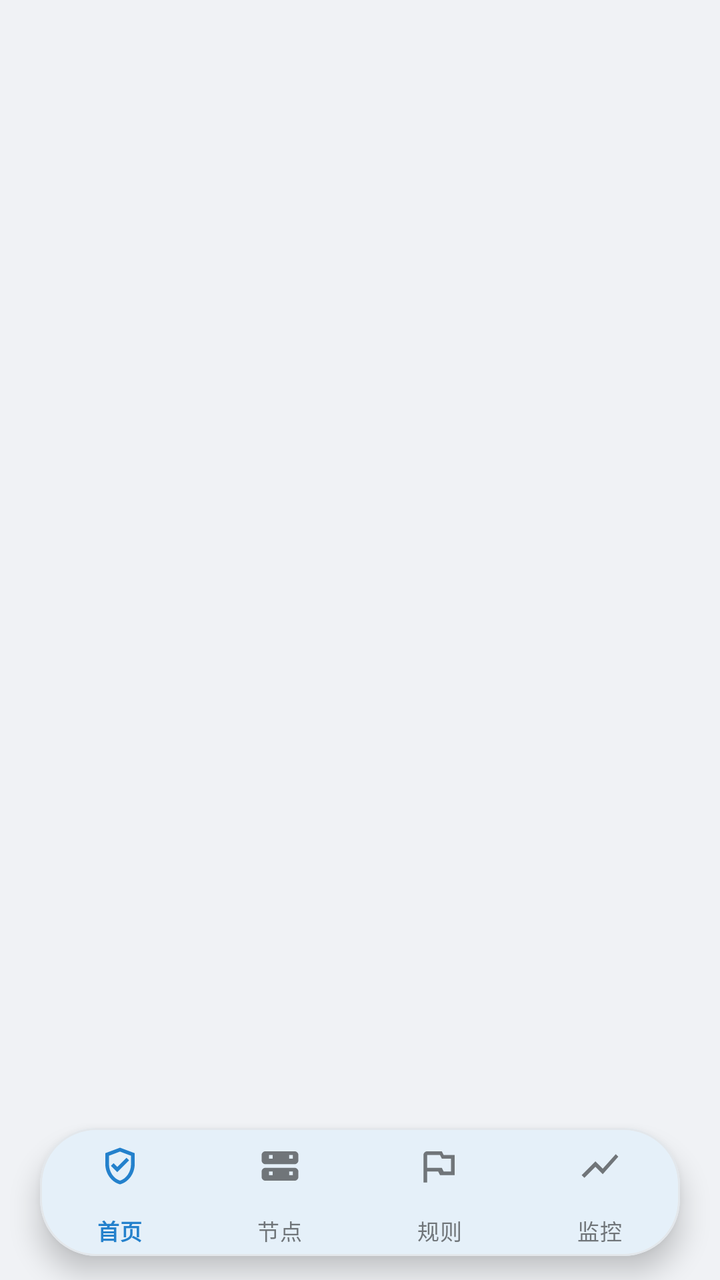
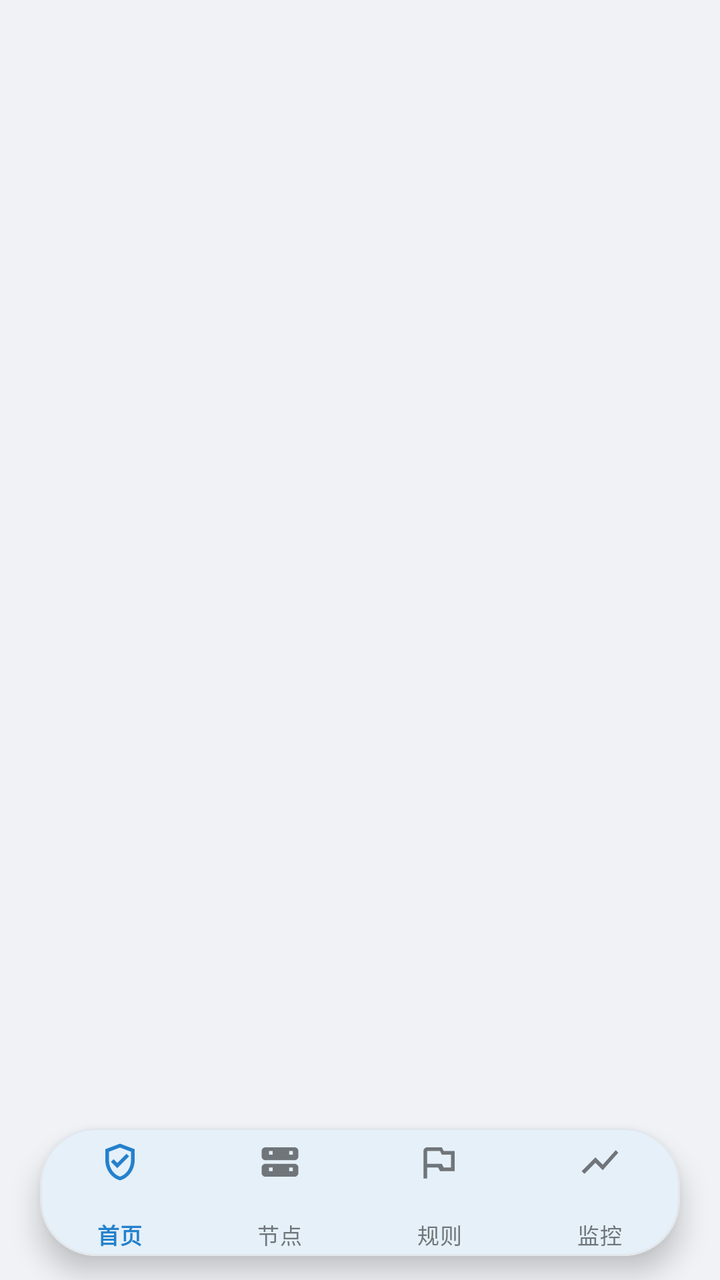

Before-and-after screenshots of an Android layout around one commit, followed by the original layout XML and the change that was made.
<!-- AndroidManifest.xml: application theme Theme.Mirage -->
<!-- res/layout/activity_main.xml -->
<?xml version="1.0" encoding="utf-8"?>
<androidx.coordinatorlayout.widget.CoordinatorLayout xmlns:android="http://schemas.android.com/apk/res/android"
    xmlns:app="http://schemas.android.com/apk/res-auto"
    android:id="@+id/rootContainer"
    android:layout_width="match_parent"
    android:layout_height="match_parent"
    android:background="@color/meow_canvas">

    <androidx.viewpager2.widget.ViewPager2
        android:id="@+id/viewPager"
        android:layout_width="match_parent"
        android:layout_height="match_parent" />

    
    <com.google.android.material.card.MaterialCardView
        android:id="@+id/cardFloatingNav"
        android:layout_width="match_parent"
        android:layout_height="wrap_content"
        android:layout_gravity="bottom"
        android:layout_marginHorizontal="20dp"
        android:layout_marginBottom="12dp"
        app:cardBackgroundColor="@color/meow_card"
        app:cardCornerRadius="28dp"
        app:cardElevation="8dp"
        app:strokeColor="@color/meow_outline"
        app:strokeWidth="1dp">

        <com.google.android.material.bottomnavigation.BottomNavigationView
            android:id="@+id/bottomNav"
            android:layout_width="match_parent"
            android:layout_height="64dp"
            android:background="@android:color/transparent"
            app:elevation="0dp"
            app:itemIconSize="22dp"
            app:itemPaddingTop="8dp"
            app:itemPaddingBottom="8dp"
            app:itemActiveIndicatorStyle="@style/MirageNavIndicator"
            app:itemIconTint="@color/nav_item_tint"
            app:itemTextColor="@color/nav_item_tint"
            app:itemTextAppearanceActive="@style/MirageNavTextAppearance"
            app:itemTextAppearanceInactive="@style/MirageNavTextAppearance"
            app:menu="@menu/bottom_nav"
            app:labelVisibilityMode="labeled" />
    </com.google.android.material.card.MaterialCardView>
</androidx.coordinatorlayout.widget.CoordinatorLayout>
<!-- resources referenced by this layout -->
<resources>
  <color name="meow_canvas">#F0F2F5</color>
  <color name="meow_card">#FFFFFF</color>
  <color name="meow_outline">#E3E7EB</color>
  <style name="MirageNavIndicator" parent="Widget.Material3.BottomNavigationView.ActiveIndicator">
          <item name="android:color">@color/meow_accent_tint</item>
          <item name="android:width">48dp</item>
          <item name="android:height">28dp</item>
          <item name="shapeAppearance">@style/ShapeAppearance.Material3.Corner.Full</item>
      </style>
  <style name="MirageNavTextAppearance" parent="TextAppearance.Material3.LabelSmall">
          <item name="android:textSize">11sp</item>
          <item name="android:fontFamily">sans-serif-medium</item>
          <item name="android:includeFontPadding">false</item>
      </style>
  <style name="Theme.Mirage" parent="Theme.Material3.DayNight.NoActionBar">
          <item name="colorPrimary">@color/meow_blue</item>
          <item name="colorOnPrimary">#FFFFFF</item>
          <item name="colorSecondary">@color/meow_download</item>
          <item name="android:colorBackground">@color/meow_canvas</item>
          <item name="colorSurface">@color/meow_card</item>
          <item name="android:windowBackground">@color/meow_canvas</item>
          <item name="android:textColor">@color/meow_ink</item>
          
          
          <item name="android:statusBarColor">@android:color/transparent</item>
          <item name="android:navigationBarColor">@android:color/transparent</item>
          <item name="android:windowLightStatusBar">true</item>
          <item name="android:windowLightNavigationBar">true</item>
  
          
          <item name="materialCardViewStyle">@style/MirageCard</item>
  
          
          <item name="materialButtonStyle">@style/MirageButton</item>
          <item name="android:buttonStyle">@style/MirageButton</item>
  
          
          <item name="android:editTextStyle">@style/MirageEditText</item>
      </style>
  <color name="meow_accent_tint">#E8F2FA</color>
  <color name="meow_blue">#2481CC</color>
  <color name="meow_download">#2AA3EF</color>
  <color name="meow_ink">#17212B</color>
  <style name="MirageCard" parent="Widget.MaterialComponents.CardView">
          <item name="cardCornerRadius">14dp</item>
          <item name="cardElevation">0dp</item>
          <item name="strokeColor">@color/meow_outline</item>
          <item name="strokeWidth">1dp</item>
          <item name="cardBackgroundColor">@color/meow_card</item>
      </style>
  <style name="MirageButton" parent="Widget.Material3.Button">
          <item name="cornerRadius">24dp</item>
          <item name="android:textColor">#FFFFFF</item>
          <item name="backgroundTint">@color/meow_blue</item>
          <item name="elevation">0dp</item>
          <item name="android:fontFamily">sans-serif-medium</item>
      </style>
  <style name="MirageEditText" parent="Widget.AppCompat.EditText">
          <item name="android:background">@drawable/bg_telegram_pill</item>
          <item name="android:paddingHorizontal">14dp</item>
          <item name="android:paddingVertical">10dp</item>
          <item name="android:textColor">@color/meow_ink</item>
          <item name="android:textColorHint">@color/meow_ink_secondary</item>
          <item name="android:textSize">14sp</item>
      </style>
  <!-- drawable bg_telegram_pill (drawable) -->
  <?xml version="1.0" encoding="utf-8"?>
  <shape xmlns:android="http://schemas.android.com/apk/res/android"
      android:shape="rectangle">
      <solid android:color="#F0F4F8" />
      <corners android:radius="16dp" />
      <stroke
          android:width="1dp"
          android:color="#E2E8F0" />
  </shape>
  <color name="meow_ink_secondary">#707579</color>
</resources>

<!-- the commit's change to res/layout/activity_main.xml (unified diff, before → after) -->
@@ -30,10 +30,15 @@
             android:layout_width="match_parent"
             android:layout_height="64dp"
             android:background="@android:color/transparent"
+            android:fitsSystemWindows="false"
+            app:paddingBottomSystemWindowInsets="false"
+            app:paddingLeftSystemWindowInsets="false"
+            app:paddingRightSystemWindowInsets="false"
+            app:paddingTopSystemWindowInsets="false"
             app:elevation="0dp"
             app:itemIconSize="22dp"
-            app:itemPaddingTop="8dp"
-            app:itemPaddingBottom="8dp"
+            app:itemPaddingTop="6dp"
+            app:itemPaddingBottom="6dp"
             app:itemActiveIndicatorStyle="@style/MirageNavIndicator"
             app:itemIconTint="@color/nav_item_tint"
             app:itemTextColor="@color/nav_item_tint"
